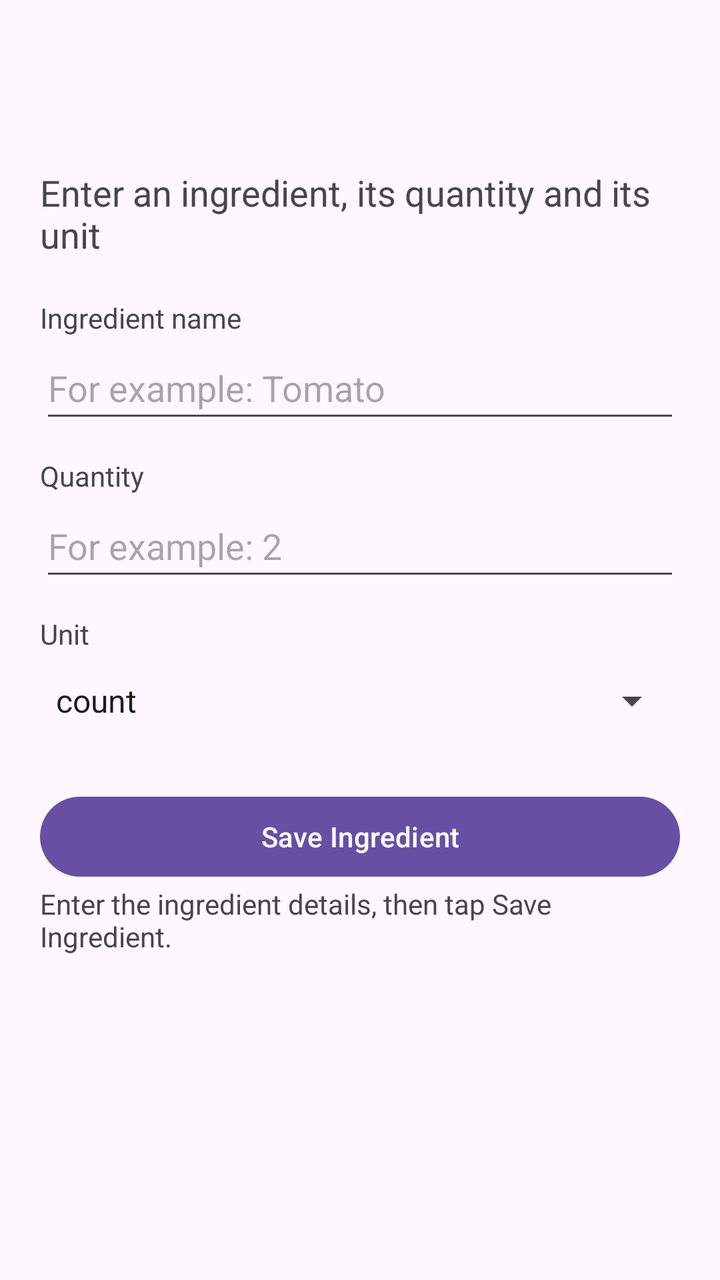
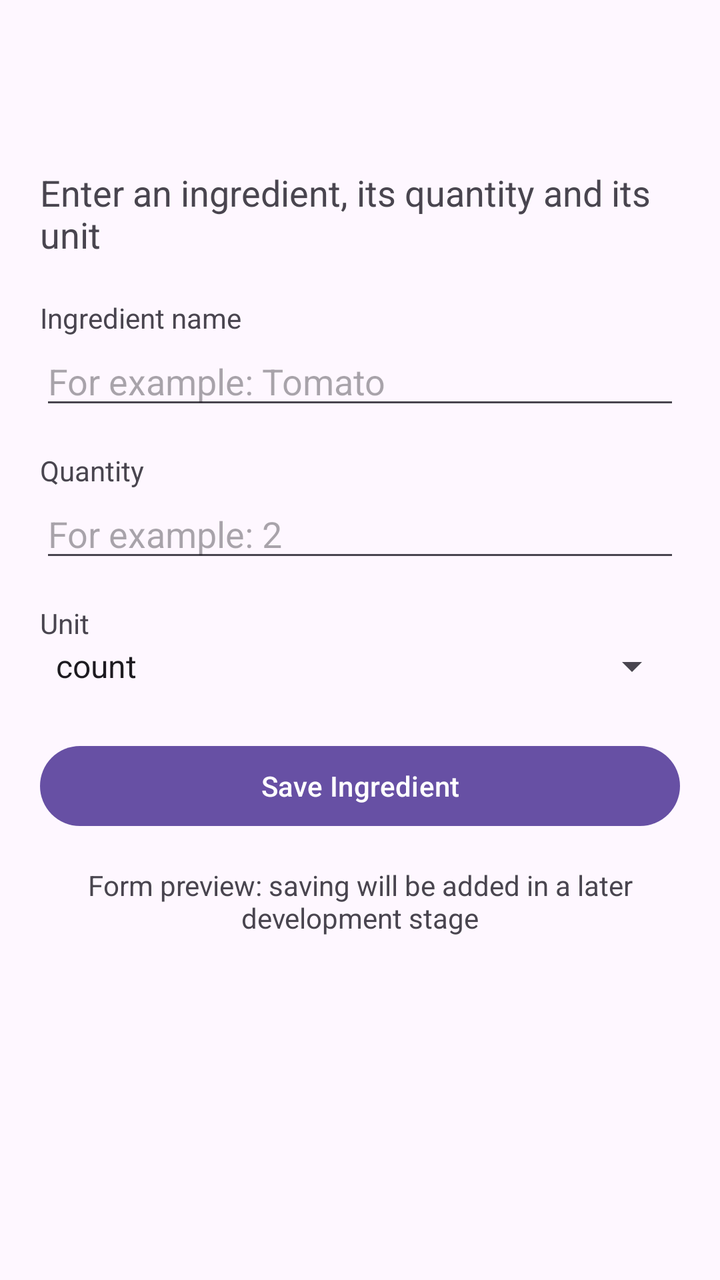

Compare the two renders of this Android layout. The source of the first and the diff that turns it into the second are given below.
<!-- AndroidManifest.xml: application theme Theme.MyPantryManage -->
<!-- res/layout/activity_ingredient.xml -->
<?xml version="1.0" encoding="utf-8"?>
<LinearLayout
    xmlns:android = "http://schemas.android.com/apk/res/android"
    android:id= "@+id/main"
    android:layout_width   = "match_parent"
    android:layout_height= "match_parent"
    android:orientation =  "vertical">

    
    <include layout = "@layout/view_toolbar"  />


    
    <ScrollView
        android:layout_width= "match_parent"
        android:layout_height =   "0dp"
        android:layout_weight = "1"
        android:fillViewport = "true">

        
        <LinearLayout
            android:layout_width=  "match_parent"
            android:layout_height= "wrap_content"
            android:orientation   = "vertical"
            android:padding= "20dp" >



            
            <TextView
                android:layout_width= "match_parent"
                android:layout_height= "wrap_content"
                android:text   = "@string/ingredient_intro"
                android:textSize=  "18sp" />
            
            <TextView
                android:layout_width =   "match_parent"
                android:layout_height= "wrap_content"
                android:layout_marginTop = "20dp"
                android:labelFor=   "@id/edit_ingredient_name"
                android:text= "@string/ingredient_name"    />


            
            <EditText
                android:id= "@+id/edit_ingredient_name"
                android:layout_width= "match_parent"
                android:layout_height   = "wrap_content"
                android:minHeight= "48dp"
                android:hint=   "@string/ingredient_name_hint"
                android:inputType= "textCapWords"
                android:maxLines = "1" />

            
            <TextView
                android:layout_width=   "match_parent"
                android:layout_height= "wrap_content"
                android:layout_marginTop= "12dp"
                android:labelFor =  "@id/edit_quantity"
                android:text= "@string/quantity" />


            
            <EditText
                android:id = "@+id/edit_quantity"
                android:layout_width= "match_parent"
                android:layout_height=  "wrap_content"
                android:minHeight   = "48dp"
                android:hint= "@string/quantity_hint"
                android:inputType = "numberDecimal"
                android:maxLines=   "1" />

            
            <TextView
                android:layout_width   = "match_parent"
                android:layout_height= "wrap_content"
                android:layout_marginTop =  "12dp"
                android:labelFor= "@id/spinner_unit"
                android:text=   "@string/unit" />

            
            <Spinner
                android:id=  "@+id/spinner_unit"
                android:layout_width= "match_parent"
                android:layout_height=   "wrap_content"
                android:minHeight = "48dp"
                android:entries= "@array/ingredient_units" />

            
            <Button
                android:id =   "@+id/button_save_ingredient"
                android:layout_width= "match_parent"
                android:layout_height= "wrap_content"
                android:layout_marginTop   = "20dp"
                android:text = "@string/save_ingredient"  />


            
            <TextView
                android:id ="@+id/text_form_status"
                android:layout_width= "match_parent"
                android:layout_height=  "wrap_content"
                android:accessibilityLiveRegion   ="polite"
                android:text =   "@string/ingredient_form_help" />


        </LinearLayout>
    </ScrollView>

</LinearLayout>
<!-- res/layout/view_toolbar.xml (included above) -->
<?xml version = "1.0"  encoding=   "utf-8"?>
<androidx.appcompat.widget.Toolbar
    xmlns:android =   "http://schemas.android.com/apk/res/android"

    android:id= "@+id/toolbar"
    android:layout_width     = "match_parent"
    android:layout_height=    "?attr/actionBarSize"
    android:background = "?attr/colorSurface" />
<!-- resources referenced by this layout -->
<resources>
  <string-array name="ingredient_units">
          <item>count</item>
          <item>g</item>
          <item>kg</item>
          <item>ml</item>
          <item>l</item>
      </string-array>
  <string name="ingredient_form_help">Enter the ingredient details, then tap Save Ingredient.</string>
  <string name="ingredient_intro">Enter an ingredient, its quantity and its unit</string>
  <string name="ingredient_name">Ingredient name</string>
  <string name="ingredient_name_hint">For example: Tomato</string>
  <string name="quantity">Quantity</string>
  <string name="quantity_hint">For example: 2</string>
  <string name="save_ingredient">Save Ingredient</string>
  <string name="unit">Unit</string>
  <style name="Theme.MyPantryManage" parent="Base.Theme.MyPantryManage" />
  <style name="Base.Theme.MyPantryManage" parent="Theme.Material3.DayNight.NoActionBar">
          
          
      </style>
</resources>

<!-- the commit's change to res/layout/activity_ingredient.xml (unified diff, before → after) -->
@@ -1,110 +1,104 @@
 <?xml version="1.0" encoding="utf-8"?>
 <LinearLayout
-    xmlns:android = "http://schemas.android.com/apk/res/android"
-    android:id= "@+id/main"
+    xmlns:android =  "http://schemas.android.com/apk/res/android"
+    android:id = "@+id/main"
     android:layout_width   = "match_parent"
-    android:layout_height= "match_parent"
-    android:orientation =  "vertical">
-
+    android:layout_height=   "match_parent"
+    android:orientation = "vertical">
     
-    <include layout = "@layout/view_toolbar"  />
-
-
+    <include layout=   "@layout/view_toolbar" />
     
     <ScrollView
-        android:layout_width= "match_parent"
-        android:layout_height =   "0dp"
-        android:layout_weight = "1"
-        android:fillViewport = "true">
+        android:layout_width  = "match_parent"
+        android:layout_height =    "match_parent">
+
 
         
         <LinearLayout
-            android:layout_width=  "match_parent"
-            android:layout_height= "wrap_content"
-            android:orientation   = "vertical"
-            android:padding= "20dp" >
+            android:layout_width= "match_parent"
+            android:layout_height  =   "wrap_content"
+            android:orientation = "vertical"
+            android:padding =  "20dp">
+            
+            <TextView
+                android:layout_width   = "match_parent"
+                android:layout_height = "wrap_content"
+                android:text =   "@string/ingredient_intro"
+                android:textSize= "18sp" />
+            
+            <TextView
+                android:layout_width=   "match_parent"
+                android:layout_height = "wrap_content"
+                android:layout_marginTop=    "20dp"
+                android:text   = "@string/ingredient_name" />
 
+
+
+            
+            <EditText
+                android:id = "@+id/edit_ingredient_name"
+                android:layout_width = "match_parent"
+                android:layout_height   = "wrap_content"
+                android:hint =   "@string/ingredient_name_hint"
+                android:inputType = "textCapWords" />
+
+
+            
+            <TextView
+                android:layout_width =   "match_parent"
+                android:layout_height = "wrap_content"
+                android:layout_marginTop =  "16dp"
+                android:text= "@string/quantity" />
+
+
+            
+            <EditText
+                android:id  =  "@+id/edit_quantity"
+                android:layout_width = "match_parent"
+                android:layout_height=    "wrap_content"
+                android:hint =  "@string/quantity_hint"
+                android:inputType = "numberDecimal" />
 
 
             
             <TextView
                 android:layout_width= "match_parent"
-                android:layout_height= "wrap_content"
-                android:text   = "@string/ingredient_intro"
-                android:textSize=  "18sp" />
-            
-            <TextView
-                android:layout_width =   "match_parent"
-                android:layout_height= "wrap_content"
-                android:layout_marginTop = "20dp"
-                android:labelFor=   "@id/edit_ingredient_name"
-                android:text= "@string/ingredient_name"    />
+                android:layout_height=   "wrap_content"
+                android:layout_marginTop= "16dp"
+
+                android:text=    "@string/unit" />
 
 
             
-            <EditText
-                android:id= "@+id/edit_ingredient_name"
-                android:layout_width= "match_parent"
-                android:layout_height   = "wrap_content"
-                android:minHeight= "48dp"
-                android:hint=   "@string/ingredient_name_hint"
-                android:inputType= "textCapWords"
-                android:maxLines = "1" />
-
-            
-            <TextView
+            <Spinner
+                android:id   = "@+id/spinner_unit"
                 android:layout_width=   "match_parent"
                 android:layout_height= "wrap_content"
-                android:layout_marginTop= "12dp"
-                android:labelFor =  "@id/edit_quantity"
-                android:text= "@string/quantity" />
+                android:entries=  "@array/ingredient_units" />
 
 
             
-            <EditText
-                android:id = "@+id/edit_quantity"
-                android:layout_width= "match_parent"
-                android:layout_height=  "wrap_content"
-                android:minHeight   = "48dp"
-                android:hint= "@string/quantity_hint"
-                android:inputType = "numberDecimal"
-                android:maxLines=   "1" />
-
-            
-            <TextView
-                android:layout_width   = "match_parent"
+            <Button
+                android:id= "@+id/button_save_ingredient"
+                android:layout_width   =  "match_parent"
                 android:layout_height= "wrap_content"
-                android:layout_marginTop =  "12dp"
-                android:labelFor= "@id/spinner_unit"
-                android:text=   "@string/unit" />
-
-            
-            <Spinner
-                android:id=  "@+id/spinner_unit"
-                android:layout_width= "match_parent"
-                android:layout_height=   "wrap_content"
-                android:minHeight = "48dp"
-                android:entries= "@array/ingredient_units" />
-
-            
-            <Button
-                android:id =   "@+id/button_save_ingredient"
-                android:layout_width= "match_parent"
-                android:layout_height= "wrap_content"
-                android:layout_marginTop   = "20dp"
-                android:text = "@string/save_ingredient"  />
+                android:layout_marginTop =    "24dp"
+                android:text=   "@string/save_ingredient" />
 
 
             
             <TextView
-                android:id ="@+id/text_form_status"
+                android:id =  "@+id/text_form_status"
                 android:layout_width= "match_parent"
-                android:layout_height=  "wrap_content"
-                android:accessibilityLiveRegion   ="polite"
-                android:text =   "@string/ingredient_form_help" />
+                android:layout_height   = "wrap_content"
+                android:layout_marginTop=   "16dp"
+                android:gravity= "center"
+                android:text= "@string/form_preview"
+                android:textSize   =  "14sp" />
+
+        </LinearLayout>
 
 
-        </LinearLayout>
     </ScrollView>
 
 </LinearLayout>
<!-- resource entries referenced after the edit -->
@@ -7,7 +7,7 @@
           <item>ml</item>
           <item>l</item>
       </string-array>
-  <string name="ingredient_form_help">Enter the ingredient details, then tap Save Ingredient.</string>
+  <string name="form_preview">Form preview: saving will be added in a later development stage</string>
   <string name="ingredient_intro">Enter an ingredient, its quantity and its unit</string>
   <string name="ingredient_name">Ingredient name</string>
   <string name="ingredient_name_hint">For example: Tomato</string>
